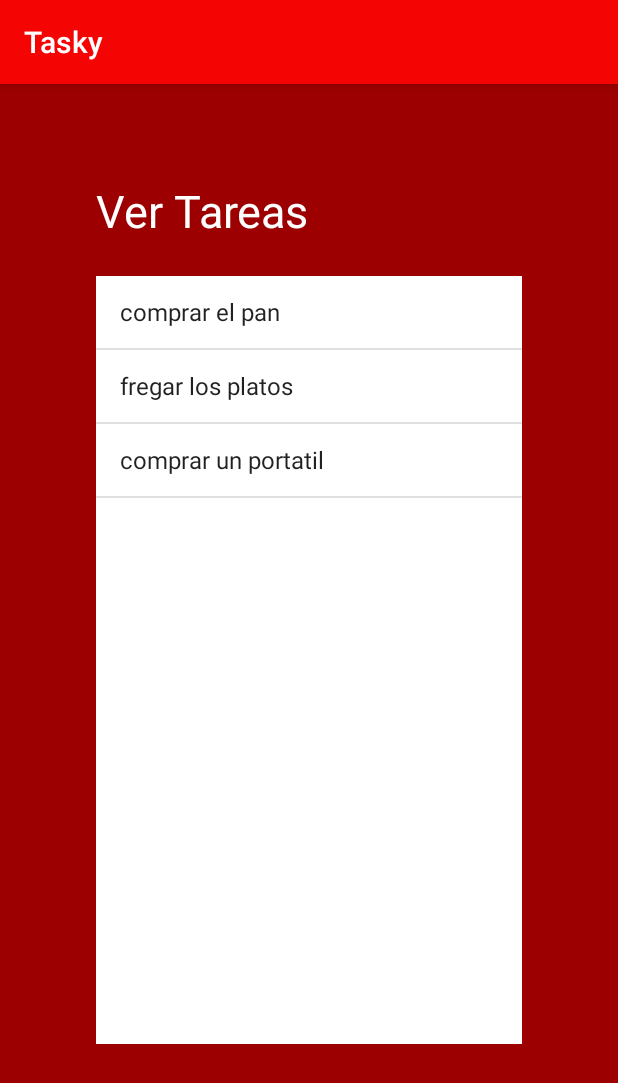
After one commit to SalvaCM/Tasky, an Android app: the VertareaActivity screen opened directly, with no data from a screen before it, on a phone screen of 412 x 824 dp. The commit adds this screen. Shown: the top 1083 px of the screen. Run offline under Robolectric (Android 15) with nearby library versions, the phone set to English and light mode, and no system bars.

Commit message:
11:22 tiempo de descansar

```diff
--- a/app/src/main/java/com/example/tasky/ver_tarea.java
+++ b/app/src/main/java/com/example/tasky/CreartareaActivity.java
@@ -4,11 +4,11 @@ import androidx.appcompat.app.AppCompatActivity;
 
 import android.os.Bundle;
 
-public class ver_tarea extends AppCompatActivity {
+public class CreartareaActivity extends AppCompatActivity {
 
     @Override
     protected void onCreate(Bundle savedInstanceState) {
         super.onCreate(savedInstanceState);
-        setContentView(R.layout.activity_ver_tarea);
+        setContentView(R.layout.activity_creartarea);
     }
 }
--- a/app/src/main/java/com/example/tasky/MainActivity.java
+++ b/app/src/main/java/com/example/tasky/MainActivity.java
@@ -41,7 +41,7 @@ public class MainActivity extends AppCompatActivity {
             {
                 Toast.makeText(this,"Usuario Correcto",
                         Toast.LENGTH_LONG).show();
-                Intent intent = new Intent(MainActivity.this, TareasActivity.class);
+                Intent intent = new Intent(MainActivity.this, MenutareasActivity.class);
                 startActivity(intent);
                 finish();
             }
--- a/app/src/main/java/com/example/tasky/TareasActivity.java
+++ b/app/src/main/java/com/example/tasky/MenutareasActivity.java
@@ -6,12 +6,12 @@ import android.os.Bundle;
 import android.view.Menu;
 import android.view.MenuItem;
 
-public class TareasActivity extends AppCompatActivity {
+public class MenutareasActivity extends AppCompatActivity {
 
     @Override
     protected void onCreate(Bundle savedInstanceState) {
         super.onCreate(savedInstanceState);
-        setContentView(R.layout.activity_tareas);
+        setContentView(R.layout.activity_menutareas);
     }
     @Override
     public boolean onCreateOptionsMenu(Menu menu) {
--- /dev/null
+++ b/app/src/main/java/com/example/tasky/VertareaActivity.java
@@ -0,0 +1,45 @@
+package com.example.tasky;
+
+import androidx.appcompat.app.AppCompatActivity;
+
+import android.content.Intent;
+import android.os.Bundle;
+import android.view.View;
+import android.widget.AdapterView;
+import android.widget.ArrayAdapter;
+import android.widget.ListView;
+import android.widget.TextView;
+
+public class VertareaActivity extends AppCompatActivity {
+    private String[] tareas={"comprar el pan","fregar los platos","comprar un portatil"};
+    private TextView tv1;
+    private ListView lv1;
+    private String tareaSeleccionada;
+    @Override
+    protected void onCreate(Bundle savedInstanceState) {
+        super.onCreate(savedInstanceState);
+        setContentView(R.layout.activity_vertarea);
+        lv1 =(ListView)findViewById(R.id.listaTareas);
+        ArrayAdapter<String> adapter = new ArrayAdapter<String>
+                (this,android.R.layout.simple_list_item_1, tareas);
+        lv1.setAdapter(adapter);
+        lv1.setOnItemClickListener(new AdapterView.OnItemClickListener()
+        {
+            @Override
+            public void onItemClick(AdapterView adapterView, View view,
+                                    int i, long l) {
+
+                tareaSeleccionada = lv1.getItemAtPosition(i).toString();
+
+            }
+        });
+
+    }
+    public void ver(View view) {
+        Intent i=new Intent(this,DescriptareaActivity.class);
+        i.putExtra("tareas", tareaSeleccionada);
+        startActivity(i);
+        //finish();
+    }
+
+}
--- a/app/src/main/res/layout/activity_crear_tarea.xml
+++ b/app/src/main/res/layout/activity_creartarea.xml
@@ -5,7 +5,7 @@
     android:layout_width="match_parent"
     android:layout_height="match_parent"
     android:background="@color/colorPrimaryDark"
-    tools:context=".crearTareaActivity">
+    tools:context=".CreartareaActivity">
 
     <LinearLayout
         android:layout_width="0dp"
--- a/app/src/main/res/layout/activity_tareas.xml
+++ b/app/src/main/res/layout/activity_vertarea.xml
@@ -5,7 +5,7 @@
     android:layout_width="match_parent"
     android:layout_height="match_parent"
     android:background="@color/colorPrimaryDark"
-    tools:context=".TareasActivity">
+    tools:context=".VertareaActivity">
 
     <LinearLayout
         android:layout_width="0dp"
@@ -23,39 +23,21 @@
         app:layout_constraintStart_toStartOf="parent"
         app:layout_constraintTop_toTopOf="parent">
 
-        <TextView
-            android:id="@+id/textView2"
+        <ListView
+            android:id="@+id/listaTareas"
             android:layout_width="match_parent"
-            android:layout_height="wrap_content"
-            android:text="Crear nueva tarea"
-            android:textSize="24sp"
-            android:textStyle="bold|italic" />
+            android:layout_height="match_parent" />
+    </LinearLayout>
 
-        <Button
-            android:id="@+id/crearTarea"
-            android:layout_width="match_parent"
-            android:layout_height="wrap_content"
-            android:text="CREAR" />
-
-        <TextView
-            android:id="@+id/textView4"
-            android:layout_width="match_parent"
-            android:layout_height="wrap_content"
-            android:text="Ver todas las tareas"
-            android:textSize="24sp"
-            android:textStyle="bold|italic" />
-
-        <Button
-            android:id="@+id/verTareas"
-            android:layout_width="match_parent"
-            android:layout_height="wrap_content"
-            android:text="VER" />
-
-        <CalendarView
-            android:id="@+id/calendarView"
-            android:layout_width="match_parent"
-            android:layout_height="wrap_content"
-            android:minDate="new Date()" />
-
-    </LinearLayout>
+    <TextView
+        android:id="@+id/textView7"
+        android:layout_width="match_parent"
+        android:layout_height="wrap_content"
+        android:layout_marginStart="64dp"
+        android:layout_marginTop="64dp"
+        android:text="@string/ver_tareas"
+        android:textColor="@android:color/background_light"
+        android:textSize="30sp"
+        app:layout_constraintStart_toStartOf="parent"
+        app:layout_constraintTop_toTopOf="parent" />
 </androidx.constraintlayout.widget.ConstraintLayout>
--- a/app/src/main/res/values/strings.xml
+++ b/app/src/main/res/values/strings.xml
@@ -16,4 +16,6 @@
     <string name="crear_tarea">Crear Tarea</string>
     <string name="fecha">Fecha</string>
     <string name="coste">Coste</string>
+    <string name="descripcion_tarea">Descripcion Tarea</string>
+    <string name="ver_tareas">Ver Tareas</string>
 </resources>
```
Also changed, not shown: app/src/main/AndroidManifest.xml (+4 -3 lines), app/src/main/java/com/example/tasky/DescriptareaActivity.java (added, +18 -0 lines), app/src/main/java/com/example/tasky/crearTareaActivity.java (deleted, +0 -14 lines), app/src/main/res/layout/activity_descriptarea.xml (added, +43 -0 lines), app/src/main/res/layout/activity_menutareas.xml (added, +61 -0 lines), app/src/main/res/layout/activity_ver_tarea.xml (deleted, +0 -9 lines).
